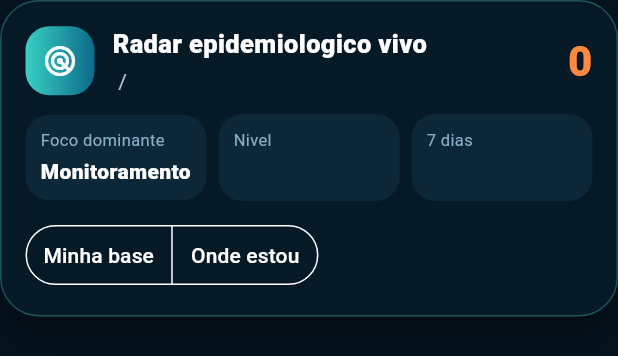
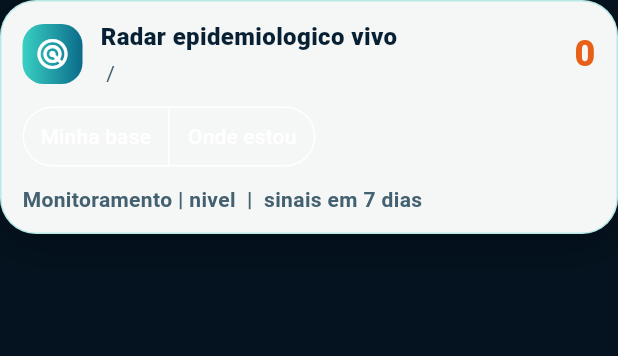
Before and after one commit to wggarcia/app-saude, a Flutter app: the _MapHeroPanel widget shown alone on an empty page, opened directly with empty values, on a phone screen of 412 x 824 dp. Shown: the top 356 px of the screen. Run offline on Flutter 3.47's test engine with Material 3 defaults, Android fonts, the phone set to English and light mode, and no system bars; our stand-ins replace firebase_core, firebase_messaging, flutter_local_notifications, flutter_map, geolocator, latlong2 and 1 more; accounts and stored records are empty; network calls fail.

Commit message:
Corrigir mapa visivel e envio de sintomas

```diff
--- a/app_saude/lib/telas/mapa/tela_mapa.dart
+++ b/app_saude/lib/telas/mapa/tela_mapa.dart
@@ -157,15 +157,15 @@ class _TelaMapaState extends State<TelaMapa> {
 
   @override
   Widget build(BuildContext context) {
-    final center = regiaoBase != null
+    final center = hotspots.isNotEmpty
+        ? LatLng(
+            (hotspots.first['latitude'] as num).toDouble(),
+            (hotspots.first['longitude'] as num).toDouble(),
+          )
+        : regiaoBase != null
             ? LatLng(
                 (regiaoBase!['latitude'] as num).toDouble(),
                 (regiaoBase!['longitude'] as num).toDouble(),
-          )
-        : hotspots.isNotEmpty
-            ? LatLng(
-                (hotspots.first['latitude'] as num).toDouble(),
-                (hotspots.first['longitude'] as num).toDouble(),
               )
             : const LatLng(-14.235, -51.9253);
     final localAtual = radarAtual?['local'] as Map<String, dynamic>? ?? {};
@@ -232,7 +232,7 @@ class _TelaMapaState extends State<TelaMapa> {
               children: [
                 TileLayer(
                   urlTemplate:
-                      'https://{s}.basemaps.cartocdn.com/dark_all/{z}/{x}/{y}{r}.png',
+                      'https://{s}.basemaps.cartocdn.com/rastertiles/voyager/{z}/{x}/{y}{r}.png',
                   subdomains: const ['a', 'b', 'c', 'd'],
                   userAgentPackageName: 'com.soluscrt.saude',
                 ),
@@ -241,31 +241,13 @@ class _TelaMapaState extends State<TelaMapa> {
               ],
             ),
           ),
-          Positioned.fill(
-            child: IgnorePointer(
-              child: DecoratedBox(
-                decoration: BoxDecoration(
-                  gradient: LinearGradient(
-                    begin: Alignment.topCenter,
-                    end: Alignment.bottomCenter,
-                    colors: [
-                      const Color(0xFF020B13).withValues(alpha: 0.78),
-                      Colors.transparent,
-                      const Color(0xFF020B13).withValues(alpha: 0.92),
-                    ],
-                    stops: const [0, 0.42, 1],
-                  ),
-                ),
-              ),
-            ),
-          ),
           if (loading)
             const Center(
               child: CircularProgressIndicator(color: Color(0xFF39D0C3)),
             )
           else ...[
             Positioned(
-              top: 12,
+              top: 10,
               left: 16,
               right: 16,
               child: _MapHeroPanel(
@@ -277,14 +259,14 @@ class _TelaMapaState extends State<TelaMapa> {
             ),
             if (notice != null)
               Positioned(
-                top: 138,
+                top: 114,
                 left: 16,
                 right: 16,
                 child: _NoticeCard(message: notice!),
               ),
             if (alertasPublicos.isNotEmpty)
               Positioned(
-                top: notice == null ? 138 : 226,
+                top: notice == null ? 114 : 196,
                 left: 16,
                 right: 16,
                 child: _MapAlertBanner(
@@ -300,7 +282,7 @@ class _TelaMapaState extends State<TelaMapa> {
                 bottom: 12,
                 child: ConstrainedBox(
                   constraints: BoxConstraints(
-                    maxHeight: MediaQuery.of(context).size.height * 0.42,
+                    maxHeight: MediaQuery.of(context).size.height * 0.28,
                   ),
                   child: SingleChildScrollView(
                     child: _RadarCard(
@@ -343,16 +325,16 @@ class _MapHeroPanel extends StatelessWidget {
         ? (doencas.first as Map)['grupo']?.toString() ?? 'Monitoramento'
         : 'Monitoramento';
     return Container(
-      padding: const EdgeInsets.all(16),
+      padding: const EdgeInsets.fromLTRB(14, 12, 14, 12),
       decoration: BoxDecoration(
-        color: const Color(0xEE061A27),
-        borderRadius: BorderRadius.circular(26),
+        color: const Color(0xF5FFFFFF),
+        borderRadius: BorderRadius.circular(24),
         border: Border.all(color: const Color(0x5539D0C3)),
         boxShadow: const [
           BoxShadow(
-            color: Color(0x66000000),
-            blurRadius: 24,
-            offset: Offset(0, 14),
+            color: Color(0x33000000),
+            blurRadius: 20,
+            offset: Offset(0, 10),
           ),
         ],
       ),
@@ -363,10 +345,10 @@ class _MapHeroPanel extends StatelessWidget {
           Row(
             children: [
               Container(
-                width: 46,
-                height: 46,
+                width: 40,
+                height: 40,
                 decoration: BoxDecoration(
-                  borderRadius: BorderRadius.circular(16),
+                  borderRadius: BorderRadius.circular(14),
                   gradient: const LinearGradient(
                     colors: [Color(0xFF39D0C3), Color(0xFF0B6B8A)],
                   ),
@@ -381,15 +363,15 @@ class _MapHeroPanel extends StatelessWidget {
                     const Text(
                       'Radar epidemiologico vivo',
                       style: TextStyle(
-                        color: Colors.white,
+                        color: Color(0xFF082033),
                         fontWeight: FontWeight.w900,
-                        fontSize: 17,
+                        fontSize: 16,
                       ),
                     ),
                     const SizedBox(height: 3),
                     Text(
                       '${local['cidade'] ?? 'Brasil'} / ${local['estado'] ?? 'BR'}',
-                      style: const TextStyle(color: Color(0xFF9CC4DB)),
+                      style: const TextStyle(color: Color(0xFF436170)),
                     ),
                   ],
                 ),
@@ -397,33 +379,14 @@ class _MapHeroPanel extends StatelessWidget {
               Text(
                 '${hotspots.length}',
                 style: const TextStyle(
-                  color: Color(0xFFFF8A3D),
-                  fontSize: 28,
+                  color: Color(0xFFE85F18),
+                  fontSize: 24,
                   fontWeight: FontWeight.w900,
                 ),
               ),
             ],
           ),
-          const SizedBox(height: 12),
-          Row(
-            children: [
-              _HeroMetric(
-                label: 'Foco dominante',
-                value: principal,
-              ),
-              const SizedBox(width: 8),
-              _HeroMetric(
-                label: 'Nivel',
-                value: radar['nivel']?.toString() ?? 'baixo',
-              ),
-              const SizedBox(width: 8),
-              _HeroMetric(
-                label: '7 dias',
-                value: '${radar['registros_7d'] ?? 0}',
-              ),
-            ],
-          ),
-          const SizedBox(height: 12),
+          const SizedBox(height: 8),
           SegmentedButton<String>(
             showSelectedIcon: false,
             segments: const [
@@ -433,48 +396,17 @@ class _MapHeroPanel extends StatelessWidget {
             selected: {modoMonitoramento},
             onSelectionChanged: (values) => onChangedModo(values.first),
           ),
-        ],
-      ),
-    );
-  }
-}
-
-class _HeroMetric extends StatelessWidget {
-  const _HeroMetric({required this.label, required this.value});
-
-  final String label;
-  final String value;
-
-  @override
-  Widget build(BuildContext context) {
-    return Expanded(
-      child: Container(
-        padding: const EdgeInsets.symmetric(horizontal: 10, vertical: 9),
-        decoration: BoxDecoration(
-          color: const Color(0xFF0C2838),
-          borderRadius: BorderRadius.circular(16),
-        ),
-        child: Column(
-          crossAxisAlignment: CrossAxisAlignment.start,
-          children: [
+          const SizedBox(height: 8),
           Text(
-              label,
-              maxLines: 1,
-              overflow: TextOverflow.ellipsis,
-              style: const TextStyle(color: Color(0xFF88AFC5), fontSize: 11),
-            ),
-            const SizedBox(height: 3),
-            Text(
-              value,
+            '$principal | nivel ${radar['nivel']?.toString() ?? 'baixo'} | ${radar['registros_7d'] ?? 0} sinais em 7 dias',
             maxLines: 1,
             overflow: TextOverflow.ellipsis,
             style: const TextStyle(
-                color: Colors.white,
-                fontWeight: FontWeight.w800,
+              color: Color(0xFF436170),
+              fontWeight: FontWeight.w700,
             ),
           ),
         ],
-        ),
       ),
     );
   }
--- a/app_saude/pubspec.yaml
+++ b/app_saude/pubspec.yaml
@@ -3,7 +3,7 @@ description: App de monitoramento de saúde em tempo real
 
 publish_to: 'none'
 
-version: 1.0.0+5
+version: 1.0.0+6
 
 environment:
   sdk: ">=3.3.0 <4.0.0"
```
Also changed, not shown: app_saude/lib/servicos/submission_guard_service.dart (deleted, +0 -49 lines), app_saude/lib/telas/sintomas/tela_sintomas.dart (+0 -10 lines). Lines whose indentation alone changed are shown as unchanged.
